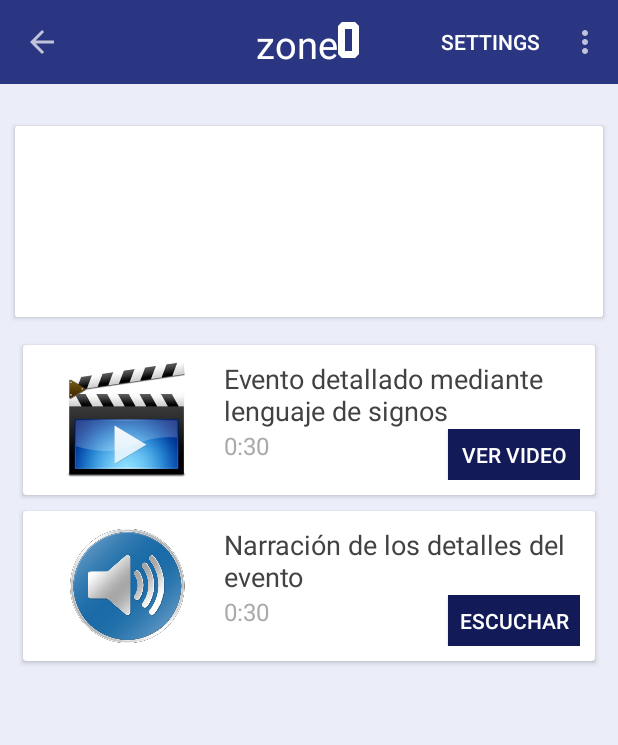
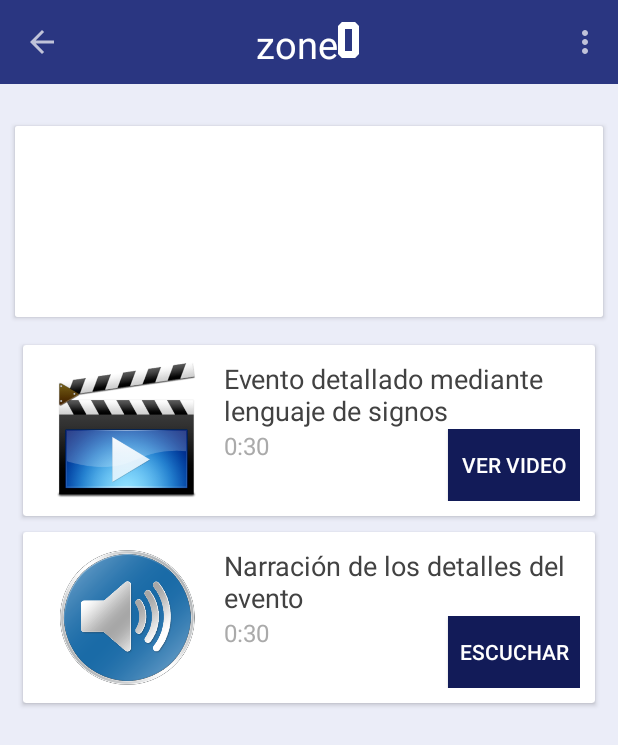
Before and after one commit to dgpPracs/DGP_ANDROID, an Android app: the PanelRecycler screen opened directly, with no data from a screen before it, on a phone screen of 412 x 824 dp. Shown: the top 745 px of the screen. Run offline under Robolectric (Android 15) with nearby library versions, the phone set to English and light mode, and no system bars; 6 statements that could not run were skipped.

Commit message:
cambios de ultima hora

```diff
--- a/Museo/app/src/main/java/com/example/ferch/museo/BasicActivity.java
+++ b/Museo/app/src/main/java/com/example/ferch/museo/BasicActivity.java
@@ -58,8 +58,9 @@ public class BasicActivity extends AppCompatActivity implements NavigationView.O
             case android.R.id.home:
                 finish();
                 return true;
-            case R.id.action_settings:
-                this.showMessage("hola");
+            case R.id.action_setting:
+                Intent btnIntent = new Intent (this, FirstSettings.class);
+                startActivity(btnIntent);
                 return true;
         }
 
--- a/Museo/app/src/main/java/com/example/ferch/museo/PanelRecyclerAdapter.java
+++ b/Museo/app/src/main/java/com/example/ferch/museo/PanelRecyclerAdapter.java
@@ -42,6 +42,8 @@ import static android.os.Build.VERSION_CODES.M;
 
 public class PanelRecyclerAdapter extends RecyclerView.Adapter<PanelRecyclerAdapter.MultimediaViewHolder> {
 
+    private MediaPlayer mMediaPlayer;
+
     public static class MultimediaViewHolder extends RecyclerView.ViewHolder {
 
         CardView panelCV;
@@ -52,6 +54,9 @@ public class PanelRecyclerAdapter extends RecyclerView.Adapter<PanelRecyclerAdap
         TextView multDescription;
         TextView multLenght;
         Button btnPlay;
+        Button btnPause;
+
+
 
         //LinearLayout multimediaLayout;
 //        ViewGroup.LayoutParams params;
@@ -64,6 +69,8 @@ public class PanelRecyclerAdapter extends RecyclerView.Adapter<PanelRecyclerAdap
             multDescription = (TextView)itemView.findViewById(R.id.multimedia_description);
             multLenght = (TextView)itemView.findViewById(R.id.multimedia_lenght);
             btnPlay = (Button) itemView.findViewById(R.id.btnPlay);
+            btnPause = (Button) itemView.findViewById(R.id.btnPause);
+            btnPause.setVisibility(itemView.GONE);
 //            video = (VideoView)itemView.findViewById(R.id.video_multimedia);
 //            multimediaLayout = (LinearLayout) itemView.findViewById(R.id.multimedia_layout);
 //            params = multimediaLayout.getLayoutParams();
@@ -99,6 +106,7 @@ public class PanelRecyclerAdapter extends RecyclerView.Adapter<PanelRecyclerAdap
             multimediaViewHolder.multImage.setImageResource(R.drawable.audio_icon);
 //            multimediaViewHolder.btnPlay.setText(R.string.playAudio);
             multimediaViewHolder.btnPlay.setText("Escuchar");
+            multimediaViewHolder.btnPause.setText("Pausar");
 //            multimediaViewHolder.params.height = 100;
 //            multimediaViewHolder.multimediaLayout.setLayoutParams(multimediaViewHolder.params);
 //            setVideo(multimediaViewHolder, i);
@@ -127,11 +135,32 @@ public class PanelRecyclerAdapter extends RecyclerView.Adapter<PanelRecyclerAdap
                     btnIntent.putExtra("description", currentMultimedia.description+"");
                     view.getContext().startActivity(btnIntent);
                 }else{
+                    mMediaPlayer = MediaPlayer.create(view.getContext(), R.raw.pruebasonido);
+                    mMediaPlayer.setLooping(true);
+                    mMediaPlayer.setVolume(100, 100);
+                    mMediaPlayer.start();
+
+                    multimediaViewHolder.btnPause.setVisibility(view.VISIBLE);
+                    multimediaViewHolder.btnPlay.setVisibility(view.GONE);
                     // Aquí iría el reproductor de audio, ya que como no es video solo aparecería el botón Play/stop y la barra de seguimiento.
                     // Y no creo que deba ser en otra activity, sino que o bien sería flotante, o bien justo debajo del título del audio y su duración.
                     // Lo que implica que desaparecería el botón escuchar y se reemplazaría por el botón play/stop y la barra de seguimiento.
                 }
 //                showVideoDialog(view, currentMultimedia.multimediaPath);
+            }
+        });
+
+        multimediaViewHolder.btnPause.setOnClickListener(new View.OnClickListener() {
+            @Override
+            public void onClick(View view) {
+
+                //mMediaPlayer = MediaPlayer.create(view.getContext(), R.raw.test_song);
+                //mMediaPlayer.setLooping(true);
+                //mMediaPlayer.setVolume(100, 100);
+                mMediaPlayer.pause();
+                multimediaViewHolder.btnPause.setVisibility(view.GONE);
+                multimediaViewHolder.btnPlay.setVisibility(view.VISIBLE);
+
             }
         });
     }
--- a/Museo/app/src/main/java/com/example/ferch/museo/waitingActivity.java
+++ b/Museo/app/src/main/java/com/example/ferch/museo/waitingActivity.java
@@ -25,7 +25,7 @@ public class WaitingActivity extends BasicActivity {
         // TODO Auto-generated method stub
         super.onCreate(savedInstanceState);
         setContentView(R.layout.activity_waiting);
-        super.añadirBarra(R.layout.activity_waiting, "MUSEO CAJA GRANADA");
+        super.añadirBarra(R.layout.activity_waiting, "MCG");
 
         signalIcon  = (ImageView) findViewById(R.id.waiting_icon);
         text1 = (TextView) findViewById(R.id.waiting_message);
--- a/Museo/app/src/main/res/layout/multimedia_template.xml
+++ b/Museo/app/src/main/res/layout/multimedia_template.xml
@@ -17,7 +17,7 @@
 
     <LinearLayout
         android:id="@+id/multimedia_layout"
-        android:layout_height="80dp"
+        android:layout_height="fill_parent"
         android:layout_margin="10dp"
         android:orientation="horizontal"
         android:background="@color/colorBlanco"
@@ -38,7 +38,7 @@
             android:maxWidth="80dp"
             android:layout_width="0dp"
             android:layout_weight="1"
-            android:layout_height="80dp"
+            android:layout_height="match_parent"
             android:id="@+id/multimedia_image"
             android:layout_alignParentLeft="true"
             android:layout_alignParentTop="true"
@@ -48,7 +48,7 @@
         <LinearLayout
             android:layout_width="0dp"
             android:layout_weight="2"
-            android:layout_height="80dp"
+            android:layout_height="match_parent"
             android:orientation="vertical">
 
             <TextView
@@ -86,6 +86,17 @@
                     android:layout_alignParentRight="true"
                     android:padding="5dp" />
 
+                <Button
+                    android:layout_width="wrap_content"
+                    android:layout_height="wrap_content"
+                    android:id="@+id/btnPause"
+                    android:textAlignment="center"
+                    android:textColor="@color/colorBlanco"
+                    android:backgroundTint="@color/colorPrimaryDark"
+                    android:background="@color/colorPrimary"
+                    android:layout_alignParentRight="true"
+                    android:padding="5dp" />
+
 
             </RelativeLayout>
 
--- a/Museo/app/src/main/res/menu/principal.xml
+++ b/Museo/app/src/main/res/menu/principal.xml
@@ -1,11 +1,7 @@
 <?xml version="1.0" encoding="utf-8"?>
 <menu xmlns:android="http://schemas.android.com/apk/res/android"
     xmlns:app="http://schemas.android.com/apk/res-auto">
-    <item
-        android:id="@+id/action_settings"
-        android:orderInCategory="100"
-        android:title="@string/action_settings"
-        app:showAsAction="ifRoom" />
+
 
     <item
         android:id="@+id/action_setting"
--- a/Museo/app/src/main/res/values/strings.xml
+++ b/Museo/app/src/main/res/values/strings.xml
@@ -13,13 +13,13 @@
     <string name="btSetting">Ajustes</string>
 
     <!-- string de la barra de tareas-->
-    <string name="fgc_bar">FCG</string>
+    <string name="fgc_bar">Caja granada</string>
 
     <string name="navigation_drawer_open">Open navigation drawer</string>
     <string name="navigation_drawer_close">Close navigation drawer</string>
 
-    <string name="action_settings">Settings</string>
-    <string name="title_activity_principal">Principal</string>
+    <string name="action_settings">Configuración</string>
+    <string name="title_activity_principal">No barriers</string>
 
     <string name="welcome_message">Bienvenido al Museo Caja Granada</string>
     <string name="select_language">¿Cuál es su idioma?: </string>
```
Also changed, not shown: Museo/app/src/main/java/com/example/ferch/museo/Reproductor.java (added, +28 -0 lines), Museo/app/src/main/res/layout/activity_zone.xml (+14 -10 lines), 8 other files.
